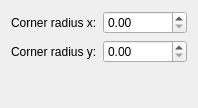
The window that plugins/flake/pathshapes/rectangle/RectangleShapeConfigWidget.ui (KDE/krita) describes before a commit, drawn with Qt 5.
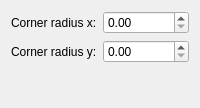
The same window after the commit. Custom widgets are drawn as their Qt base class.

Diff of the .ui file:
```diff
--- a/plugins/flake/pathshapes/rectangle/RectangleShapeConfigWidget.ui
+++ b/plugins/flake/pathshapes/rectangle/RectangleShapeConfigWidget.ui
@@ -1,11 +1,11 @@
 <ui version="4.0" >
  <class>RectangleShapeConfigWidget</class>
- <widget class="QWidget" name="RectangleShapeConfigWidget" >
-  <property name="geometry" >
+ <widget class="QWidget" name="RectangleShapeConfigWidget">
+  <property name="geometry">
    <rect>
     <x>0</x>
     <y>0</y>
-    <width>198</width>
+    <width>200</width>
     <height>108</height>
    </rect>
   </property>
```
Left out of the diff: 37 changed lines with no effect on the pictures.
